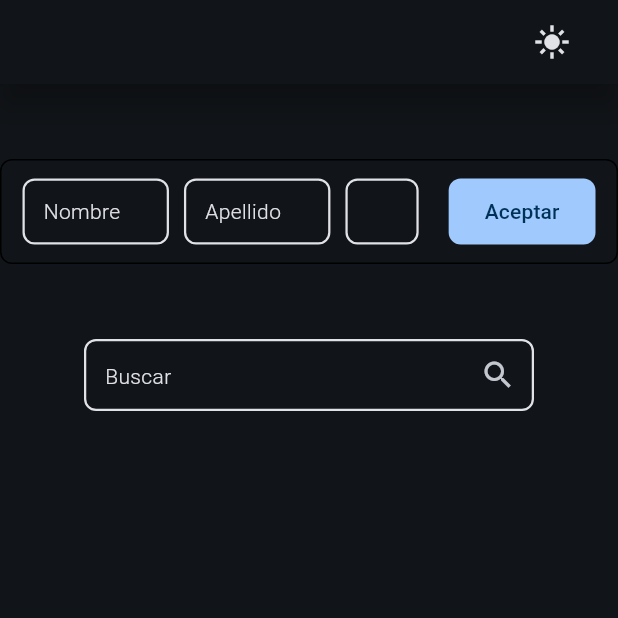
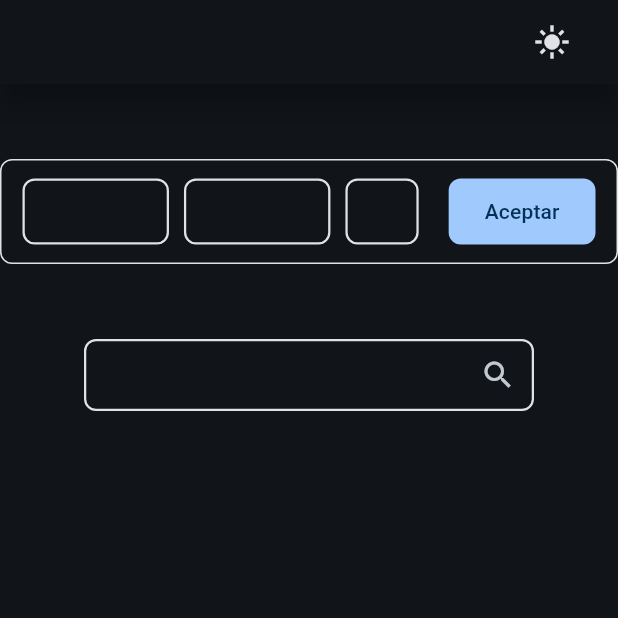
Before and after one commit to Cesart18/afiliation-app, a Flutter app: the screen it shows after launch, after a tap on the "brightness 2" icon, on a phone screen of 412 x 824 dp, the top half of it. Run offline on Flutter 3.47's test engine with Material 3 defaults, Android fonts, the phone set to English and light mode, and no system bars; our stand-ins replace flutter_riverpod, go_router, isar; accounts and stored records are empty; generated files the repository leaves out were written again.

Commit message:
cambios: metodo onbackground y background color a surface y onsurface color

```diff
--- a/lib/features/afiliation/presentation/screens/home/home_screen.dart
+++ b/lib/features/afiliation/presentation/screens/home/home_screen.dart
@@ -17,14 +17,14 @@ class HomeScreen extends ConsumerWidget {
         // backgroundColor: colors.primary ,
         elevation: 8,
         shadowColor: colors.surface,
-        surfaceTintColor: colors.background,
+        surfaceTintColor: colors.surface,
         actions: [
 
         /// Toggle theme icon
           IconButton(onPressed: (){
             ref.read(appThemeProvider.notifier).update((state) => !state);
           }, icon: Icon( isDarkmode ? Icons.light_mode_sharp : Icons.brightness_2  ,
-          color: colors.onBackground,)),
+          color: colors.onSurface,)),
           const SizedBox(width: 20,)
         ],
       ),
--- a/lib/features/afiliation/presentation/widgets/inputs/custom_text_input.dart
+++ b/lib/features/afiliation/presentation/widgets/inputs/custom_text_input.dart
@@ -38,12 +38,12 @@ class _CustomTextInputState extends State<CustomTextInput> {
     final colors = Theme.of(context).colorScheme;
     final textStyle = Theme.of(context).textTheme.bodyMedium?.copyWith(
             fontWeight: FontWeight.w300,
-            color: isHovered ? colors.primary : colors.onBackground
+            color: isHovered ? colors.primary : colors.surface
           );
     OutlineInputBorder border = OutlineInputBorder(
       borderRadius: BorderRadius.circular(8),
       borderSide: BorderSide(
-        color: isHovered ? colors.primary : colors.onBackground,
+        color: isHovered ? colors.primary : colors.onSurface,
         width: 1.5
       )
     );
@@ -79,7 +79,7 @@ class _CustomTextInputState extends State<CustomTextInput> {
           textAlign: widget.textAlign,
           onChanged: widget.onChanged,
           onFieldSubmitted: widget.onFieldSubmitted,
-          cursorColor: colors.onBackground,
+          cursorColor: colors.onSurface,
           cursorWidth: 1.5,
           keyboardType: widget.keyboardType,
           inputFormatters: widget.inputFormatters,
--- a/lib/features/afiliation/presentation/widgets/new_afiliation/new_afiliation_widget.dart
+++ b/lib/features/afiliation/presentation/widgets/new_afiliation/new_afiliation_widget.dart
@@ -7,6 +7,7 @@ class NewAfiliationWidget extends StatelessWidget {
 
   @override
   Widget build(BuildContext context) {
+    final colors = Theme.of(context).colorScheme;
     return Container(
 
       width: double.infinity,
@@ -17,7 +18,9 @@ class NewAfiliationWidget extends StatelessWidget {
         maxHeight: 70
       ),
       decoration: BoxDecoration(
-        border: Border.all(),
+        border: Border.all(
+          color: colors.onSurface
+        ),
         borderRadius: BorderRadius.circular(8)
       ),
       padding: const EdgeInsets.symmetric(horizontal: 14, vertical: 12),
--- a/lib/features/afiliation/presentation/widgets/table/users_table.dart
+++ b/lib/features/afiliation/presentation/widgets/table/users_table.dart
@@ -11,13 +11,13 @@ class UsersTable extends StatelessWidget {
       checkboxHorizontalMargin: 10,
       border: TableBorder.all(),
       sortColumnIndex: 1,
-      dataTextStyle: TextStyle(),
+      dataTextStyle: const TextStyle(),
       horizontalMargin: 10,
       headingRowHeight: 100,
       sortAscending: true,
       columnSpacing: 10,
       showBottomBorder: true,
-      columns: [
+      columns: const [
         DataColumn(label: Text('Nombre')),
         DataColumn(label: Text('Apellido')),
         DataColumn(label: Text('Monto facturado')),
@@ -28,7 +28,7 @@ class UsersTable extends StatelessWidget {
 
           },
           selected: true,
-          cells: [
+          cells: const [
           DataCell(Text('cesar')),
           DataCell(Text('tovar')),
           DataCell(Text('100.00')),
```
Also changed, not shown: 3 other files.
